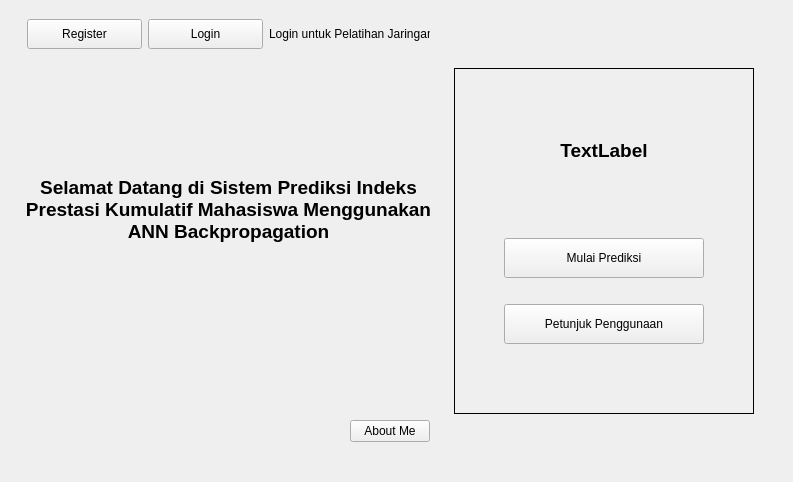
Before: the Qt Designer form gui/gui_main.ui in mafr017/BNN_GPA, drawn with Qt 5.
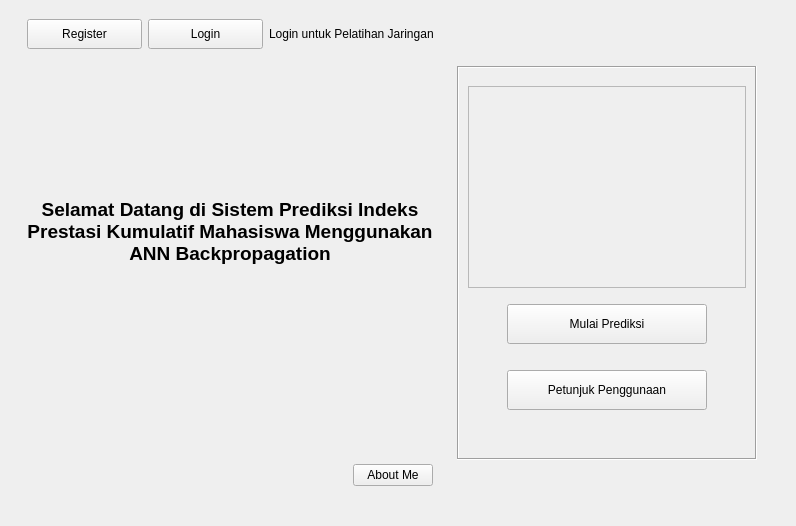
After: the same form once the commit is applied. Icons and pictures are not drawn.

```diff
--- a/gui/gui_main.ui
+++ b/gui/gui_main.ui
@@ -6,8 +6,8 @@
    <rect>
     <x>0</x>
     <y>0</y>
-    <width>793</width>
-    <height>482</height>
+    <width>796</width>
+    <height>526</height>
    </rect>
   </property>
   <property name="sizePolicy">
@@ -402,7 +402,10 @@
           <enum>QFrame::Box</enum>
          </property>
          <property name="frameShadow">
-          <enum>QFrame::Plain</enum>
+          <enum>QFrame::Sunken</enum>
+         </property>
+         <property name="lineWidth">
+          <number>1</number>
          </property>
          <layout class="QVBoxLayout" name="verticalLayout_2">
           <item>
@@ -412,30 +415,83 @@
             </property>
             <property name="sizeHint" stdset="0">
              <size>
-              <width>20</width>
-              <height>40</height>
+              <width>10</width>
+              <height>10</height>
              </size>
             </property>
            </spacer>
           </item>
           <item>
-           <widget class="QLabel" name="lGambar">
-            <property name="font">
-             <font>
-              <pointsize>14</pointsize>
-              <weight>75</weight>
-              <bold>true</bold>
-             </font>
+           <widget class="QFrame" name="frame_9">
+            <property name="sizePolicy">
+             <sizepolicy hsizetype="Expanding" vsizetype="Preferred">
+              <horstretch>0</horstretch>
+              <verstretch>0</verstretch>
+             </sizepolicy>
             </property>
-            <property name="text">
-             <string>TextLabel</string>
+            <property name="frameShape">
+             <enum>QFrame::StyledPanel</enum>
             </property>
-            <property name="alignment">
-             <set>Qt::AlignCenter</set>
+            <property name="frameShadow">
+             <enum>QFrame::Raised</enum>
             </property>
-            <property name="wordWrap">
-             <bool>true</bool>
-            </property>
+            <layout class="QHBoxLayout" name="horizontalLayout_5">
+             <property name="spacing">
+              <number>0</number>
+             </property>
+             <property name="leftMargin">
+              <number>0</number>
+             </property>
+             <property name="topMargin">
+              <number>0</number>
+             </property>
+             <property name="rightMargin">
+              <number>0</number>
+             </property>
+             <property name="bottomMargin">
+              <number>0</number>
+             </property>
+             <item>
+              <widget class="QLabel" name="lLogoUnikom_2">
+               <property name="sizePolicy">
+                <sizepolicy hsizetype="Expanding" vsizetype="Expanding">
+                 <horstretch>0</horstretch>
+                 <verstretch>0</verstretch>
+                </sizepolicy>
+               </property>
+               <property name="minimumSize">
+                <size>
+                 <width>150</width>
+                 <height>200</height>
+                </size>
+               </property>
+               <property name="maximumSize">
+                <size>
+                 <width>250</width>
+                 <height>300</height>
+                </size>
+               </property>
+               <property name="frameShape">
+                <enum>QFrame::NoFrame</enum>
+               </property>
+               <property name="text">
+                <string/>
+               </property>
+               <property name="pixmap">
+                <pixmap resource="sourcesGambar.qrc">:/Main/prediksiIPK.png</pixmap>
+               </property>
+               <property name="scaledContents">
+                <bool>true</bool>
+               </property>
+               <property name="alignment">
+                <set>Qt::AlignCenter</set>
+               </property>
+               <property name="wordWrap">
+                <bool>true</bool>
+               </property>
+              </widget>
+             </item>
+            </layout>
            </widget>
           </item>
           <item>
@@ -446,7 +502,7 @@
             <property name="sizeHint" stdset="0">
              <size>
               <width>20</width>
-              <height>70</height>
+              <height>10</height>
              </size>
             </property>
            </spacer>
```
Left out of the diff: 8 changed lines with no effect on the pictures.
